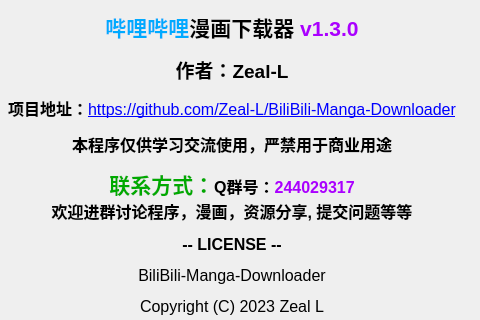
Before: the Qt Designer form src/ui/PySide_src/myAbout.ui in Zeal-L/BiliBili-Manga-Downloader, drawn with Qt 5; both pictures show x 341 to 821 and y 0 to 320 of the 821 by 610 pixel window.
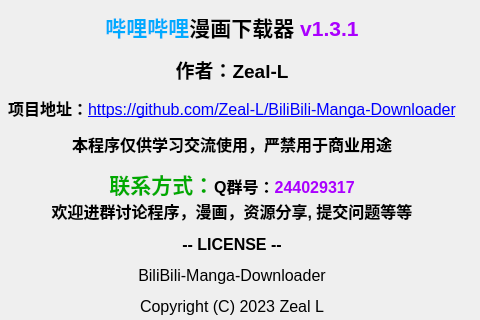
After: the same form once the commit is applied. Icons and pictures are not drawn.

Diff of the .ui file:
```diff
--- a/src/ui/PySide_src/myAbout.ui
+++ b/src/ui/PySide_src/myAbout.ui
@@ -33,7 +33,7 @@
      <item>
       <widget class="QLabel" name="outline">
        <property name="text">
-        <string>&lt;html&gt;&lt;head/&gt;&lt;body&gt;&lt;p align=&quot;center&quot;&gt;&lt;span style=&quot; font-size:16pt; font-weight:700; color:#00aaff;&quot;&gt;哔哩哔哩&lt;/span&gt;&lt;span style=&quot; font-size:16pt; font-weight:700;&quot;&gt;漫画下载器 &lt;/span&gt;&lt;span style=&quot; font-size:16pt; font-weight:700; color:#aa00ff;&quot;&gt;v1.3.0&lt;/span&gt;&lt;/p&gt;&lt;p align=&quot;center&quot;&gt;&lt;span style=&quot; font-size:14pt; font-weight:700;&quot;&gt;作者：Zeal-L&lt;/span&gt;&lt;/p&gt;&lt;p align=&quot;center&quot;&gt;&lt;span style=&quot; font-size:12pt; font-weight:700;&quot;&gt;项目地址：&lt;/span&gt;&lt;a href=&quot;https://github.com/Zeal-L/BiliBili-Manga-Downloader&quot;&gt;&lt;span style=&quot; font-size:12pt; text-decoration: underline; color:#0000ff;&quot;&gt;https://github.com/Zeal-L/BiliBili-Manga-Downloader&lt;/span&gt;&lt;/a&gt;&lt;/p&gt;&lt;p align=&quot;center&quot;&gt;&lt;span style=&quot; font-size:12pt; font-weight:700;&quot;&gt;本程序仅供学习交流使用，严禁用于商业用途&lt;/span&gt;&lt;/p&gt;&lt;p align=&quot;center&quot;&gt;&lt;span style=&quot; font-size:16pt; font-weight:700; color:#00aa00;&quot;&gt;联系方式：&lt;/span&gt;&lt;span style=&quot; font-size:12pt; font-weight:700;&quot;&gt;Q群号：&lt;/span&gt;&lt;span style=&quot; font-size:12pt; font-weight:700; color:#aa00ff;&quot;&gt;244029317&lt;/span&gt;&lt;span style=&quot; font-size:12pt; font-weight:700;&quot;&gt;&lt;br/&gt;欢迎进群讨论程序，漫画，资源分享, 提交问题等等&lt;/span&gt;&lt;/p&gt;&lt;p align=&quot;center&quot;&gt;&lt;span style=&quot; font-family:'HYWenHei-85W'; font-size:12pt; font-weight:700;&quot;&gt;-- LICENSE --&lt;/span&gt;&lt;/p&gt;&lt;p align=&quot;center&quot;&gt;&lt;span style=&quot; font-family:'HYWenHei-85W'; font-size:12pt;&quot;&gt;BiliBili-Manga-Downloader&lt;/span&gt;&lt;/p&gt;&lt;p align=&quot;center&quot;&gt;&lt;span style=&quot; font-family:'HYWenHei-85W'; font-size:12pt;&quot;&gt;Copyright (C) 2023 Zeal L&lt;/span&gt;&lt;/p&gt;&lt;p align=&quot;center&quot;&gt;&lt;span style=&quot; font-family:'HYWenHei-85W'; font-size:12pt;&quot;&gt;This program is free software: you can redistribute it and/or modify it under the terms of the GNU Affero General Public License as published by the Free Software Foundation, either version 3 of the License, or (at your option) any later version.&lt;/span&gt;&lt;/p&gt;&lt;p align=&quot;center&quot;&gt;&lt;span style=&quot; font-family:'HYWenHei-85W'; font-size:12pt;&quot;&gt;This program is distributed in the hope that it will be useful,but WITHOUT ANY WARRANTY; without even the implied warranty of MERCHANTABILITY or FITNESS FOR A PARTICULAR PURPOSE. See the GNU Affero General Public License for more details.&lt;/span&gt;&lt;/p&gt;&lt;p align=&quot;center&quot;&gt;&lt;span style=&quot; font-family:'HYWenHei-85W'; font-size:12pt;&quot;&gt;You should have received a copy of the GNU Affero General Public License along with this program. If not, see &lt;/span&gt;&lt;a href=&quot;https://www.gnu.org/licenses&quot;&gt;&lt;span style=&quot; font-size:12pt; text-decoration: underline; color:#0000ff;&quot;&gt;https://www.gnu.org/licenses&lt;/span&gt;&lt;/a&gt;&lt;span style=&quot; font-family:'HYWenHei-85W'; font-size:12pt;&quot;&gt;.&lt;/span&gt;&lt;/p&gt;&lt;p&gt;&lt;br/&gt;&lt;/p&gt;&lt;/body&gt;&lt;/html&gt;</string>
+        <string>&lt;html&gt;&lt;head/&gt;&lt;body&gt;&lt;p align=&quot;center&quot;&gt;&lt;span style=&quot; font-size:16pt; font-weight:700; color:#00aaff;&quot;&gt;哔哩哔哩&lt;/span&gt;&lt;span style=&quot; font-size:16pt; font-weight:700;&quot;&gt;漫画下载器 &lt;/span&gt;&lt;span style=&quot; font-size:16pt; font-weight:700; color:#aa00ff;&quot;&gt;v1.3.1&lt;/span&gt;&lt;/p&gt;&lt;p align=&quot;center&quot;&gt;&lt;span style=&quot; font-size:14pt; font-weight:700;&quot;&gt;作者：Zeal-L&lt;/span&gt;&lt;/p&gt;&lt;p align=&quot;center&quot;&gt;&lt;span style=&quot; font-size:12pt; font-weight:700;&quot;&gt;项目地址：&lt;/span&gt;&lt;a href=&quot;https://github.com/Zeal-L/BiliBili-Manga-Downloader&quot;&gt;&lt;span style=&quot; font-size:12pt; text-decoration: underline; color:#0000ff;&quot;&gt;https://github.com/Zeal-L/BiliBili-Manga-Downloader&lt;/span&gt;&lt;/a&gt;&lt;/p&gt;&lt;p align=&quot;center&quot;&gt;&lt;span style=&quot; font-size:12pt; font-weight:700;&quot;&gt;本程序仅供学习交流使用，严禁用于商业用途&lt;/span&gt;&lt;/p&gt;&lt;p align=&quot;center&quot;&gt;&lt;span style=&quot; font-size:16pt; font-weight:700; color:#00aa00;&quot;&gt;联系方式：&lt;/span&gt;&lt;span style=&quot; font-size:12pt; font-weight:700;&quot;&gt;Q群号：&lt;/span&gt;&lt;span style=&quot; font-size:12pt; font-weight:700; color:#aa00ff;&quot;&gt;244029317&lt;/span&gt;&lt;span style=&quot; font-size:12pt; font-weight:700;&quot;&gt;&lt;br/&gt;欢迎进群讨论程序，漫画，资源分享, 提交问题等等&lt;/span&gt;&lt;/p&gt;&lt;p align=&quot;center&quot;&gt;&lt;span style=&quot; font-family:'HYWenHei-85W'; font-size:12pt; font-weight:700;&quot;&gt;-- LICENSE --&lt;/span&gt;&lt;/p&gt;&lt;p align=&quot;center&quot;&gt;&lt;span style=&quot; font-family:'HYWenHei-85W'; font-size:12pt;&quot;&gt;BiliBili-Manga-Downloader&lt;/span&gt;&lt;/p&gt;&lt;p align=&quot;center&quot;&gt;&lt;span style=&quot; font-family:'HYWenHei-85W'; font-size:12pt;&quot;&gt;Copyright (C) 2023 Zeal L&lt;/span&gt;&lt;/p&gt;&lt;p align=&quot;center&quot;&gt;&lt;span style=&quot; font-family:'HYWenHei-85W'; font-size:12pt;&quot;&gt;This program is free software: you can redistribute it and/or modify it under the terms of the GNU Affero General Public License as published by the Free Software Foundation, either version 3 of the License, or (at your option) any later version.&lt;/span&gt;&lt;/p&gt;&lt;p align=&quot;center&quot;&gt;&lt;span style=&quot; font-family:'HYWenHei-85W'; font-size:12pt;&quot;&gt;This program is distributed in the hope that it will be useful,but WITHOUT ANY WARRANTY; without even the implied warranty of MERCHANTABILITY or FITNESS FOR A PARTICULAR PURPOSE. See the GNU Affero General Public License for more details.&lt;/span&gt;&lt;/p&gt;&lt;p align=&quot;center&quot;&gt;&lt;span style=&quot; font-family:'HYWenHei-85W'; font-size:12pt;&quot;&gt;You should have received a copy of the GNU Affero General Public License along with this program. If not, see &lt;/span&gt;&lt;a href=&quot;https://www.gnu.org/licenses&quot;&gt;&lt;span style=&quot; font-size:12pt; text-decoration: underline; color:#0000ff;&quot;&gt;https://www.gnu.org/licenses&lt;/span&gt;&lt;/a&gt;&lt;span style=&quot; font-family:'HYWenHei-85W'; font-size:12pt;&quot;&gt;.&lt;/span&gt;&lt;/p&gt;&lt;p&gt;&lt;br/&gt;&lt;/p&gt;&lt;/body&gt;&lt;/html&gt;</string>
        </property>
        <property name="wordWrap">
         <bool>true</bool>
```
